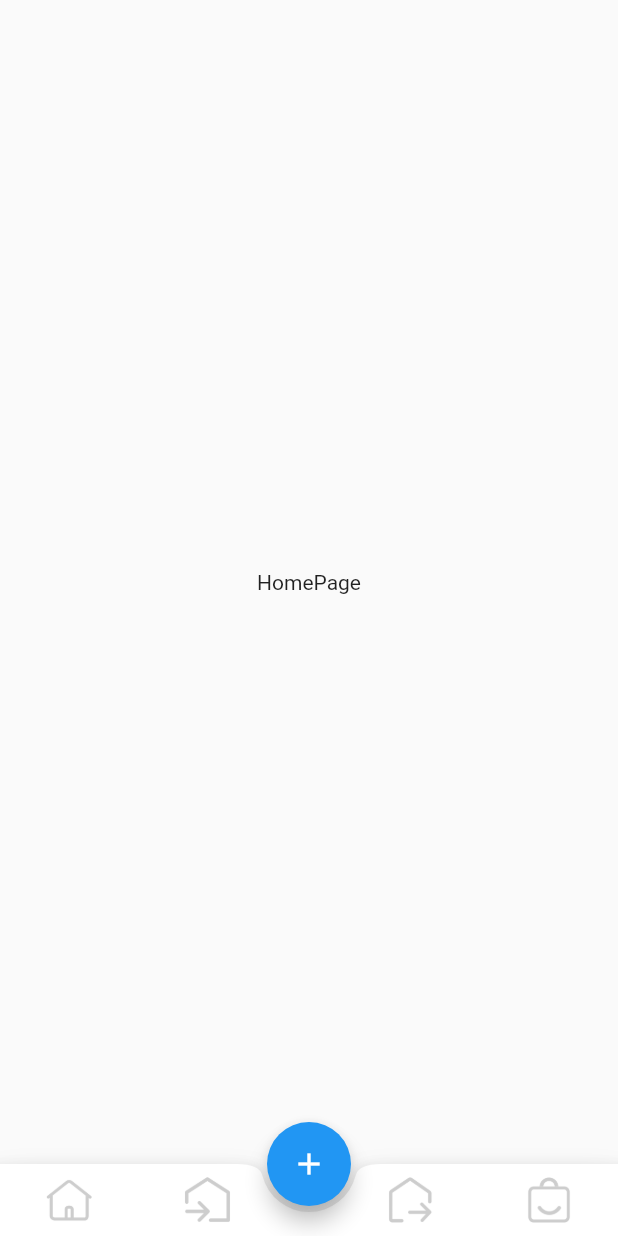
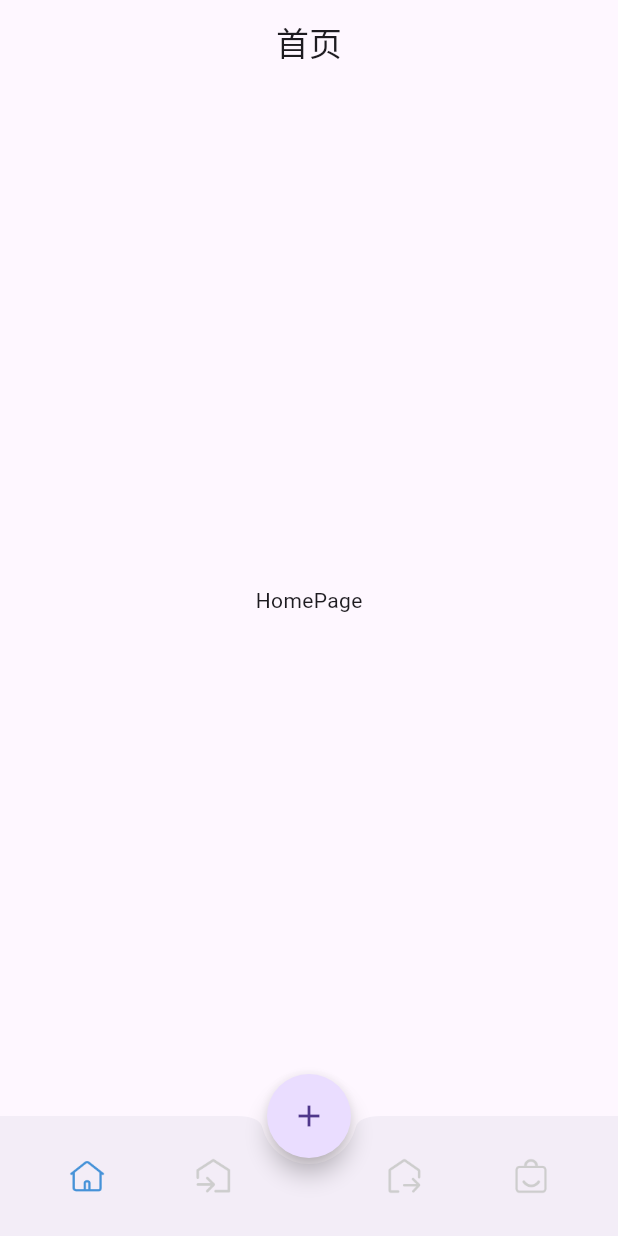
Before and after one commit to coltCN/ewms-app, a Flutter app: the screen it shows after launch, on a phone screen of 412 x 824 dp. Run offline on Flutter 3.47's test engine with Material 2 defaults, Android fonts, the phone set to English and light mode, and no system bars.

Commit message:
appbar修改

```diff
--- a/lib/main.dart
+++ b/lib/main.dart
@@ -24,6 +24,7 @@ class MyApp extends StatelessWidget {
         // Notice that the counter didn't reset back to zero; the application
         // is not restarted.
         primarySwatch: Colors.blue,
+        useMaterial3: true,
       ),
       debugShowCheckedModeBanner: false,
       home: const Splash(),
--- a/lib/root_page.dart
+++ b/lib/root_page.dart
@@ -13,10 +13,16 @@ class RootPage extends StatefulWidget {
 }
 
 class _RootPageState extends State<RootPage> {
-  PageController _pageController = PageController(initialPage: 0);
+  final PageController _pageController = PageController(initialPage: 0);
+  int _currentIndex = 0;
+  final List<String> _titles = ["首页", "入库", "出库", "库存"];
   @override
   Widget build(BuildContext context) {
     return Scaffold(
+      appBar: AppBar(
+        title: Text(_titles[_currentIndex]),
+        centerTitle: true,
+      ),
       body: PageView(
         controller: _pageController,
         children: [
@@ -25,39 +31,66 @@ class _RootPageState extends State<RootPage> {
           OutStorePage(),
           StoragePage(),
         ],
+        onPageChanged: (value) => {
+          setState(() {
+            _currentIndex = value;
+          })
+        },
       ),
       bottomNavigationBar: BottomAppBar(
         child: Row(
           children: [
-            IconButton(
+            SizedBox(
+              width: 40,
+              height: 40,
+              child: IconButton(
                 onPressed: () {
-                  setState(() {
-                    _pageController.jumpToPage(0);
-                  });
+                  selectBottomButton(0);
                 },
-                icon: Image.asset("assets/images/home.png")),
-            IconButton(
+                icon: Image.asset(
+                  "assets/images/home.png",
+                ),
+                selectedIcon: Image.asset("assets/images/home_active.png"),
+                isSelected: _currentIndex == 0,
+              ),
+            ),
+            SizedBox(
+              width: 40,
+              height: 40,
+              child: IconButton(
                 onPressed: () {
-                  setState(() {
-                    _pageController.jumpToPage(1);
-                  });
+                  selectBottomButton(1);
                 },
-                icon: Image.asset("assets/images/in_store.png")),
+                icon: Image.asset("assets/images/in_store.png"),
+                selectedIcon: Image.asset("assets/images/in_store_active.png"),
+                isSelected: _currentIndex == 1,
+              ),
+            ),
             const SizedBox(),
-            IconButton(
+            SizedBox(
+              width: 40,
+              height: 40,
+              child: IconButton(
                 onPressed: () {
-                  setState(() {
-                    _pageController.jumpToPage(2);
-                  });
+                  selectBottomButton(2);
                 },
-                icon: Image.asset("assets/images/out_store.png")),
-            IconButton(
+                icon: Image.asset("assets/images/out_store.png"),
+                selectedIcon: Image.asset("assets/images/out_store_active.png"),
+                isSelected: _currentIndex == 2,
+              ),
+            ),
+            SizedBox(
+              width: 40,
+              height: 40,
+              child: IconButton(
                 onPressed: () {
-                  setState(() {
-                    _pageController.jumpToPage(3);
-                  });
+                  selectBottomButton(3);
                 },
-                icon: Image.asset("assets/images/goods.png")),
+                icon: Image.asset("assets/images/goods.png"),
+                selectedIcon: Image.asset("assets/images/goods_active.png"),
+                isSelected: _currentIndex == 3,
+              ),
+            ),
           ],
           mainAxisAlignment: MainAxisAlignment.spaceAround,
         ),
@@ -66,8 +99,16 @@ class _RootPageState extends State<RootPage> {
       floatingActionButton: FloatingActionButton(
         onPressed: () {},
         child: const Icon(Icons.add),
+        shape: const CircleBorder(),
       ),
       floatingActionButtonLocation: FloatingActionButtonLocation.centerDocked,
     );
   }
+
+  void selectBottomButton(int index) {
+    setState(() {
+      _currentIndex = index;
+      _pageController.jumpToPage(index);
+    });
+  }
 }
```
